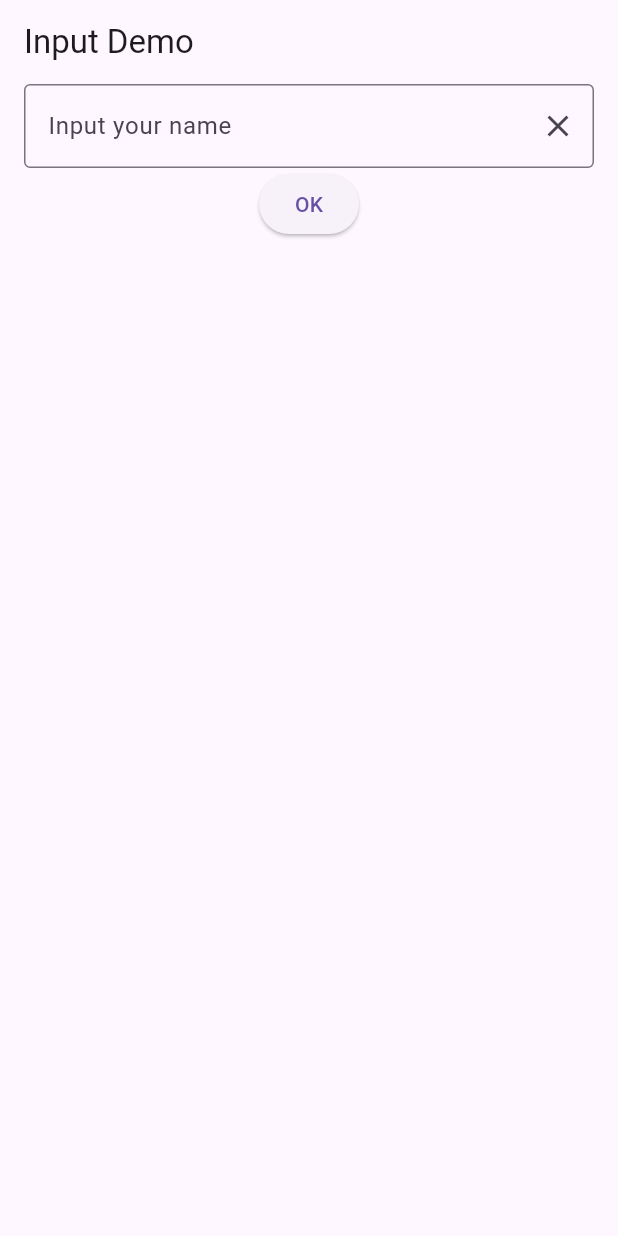
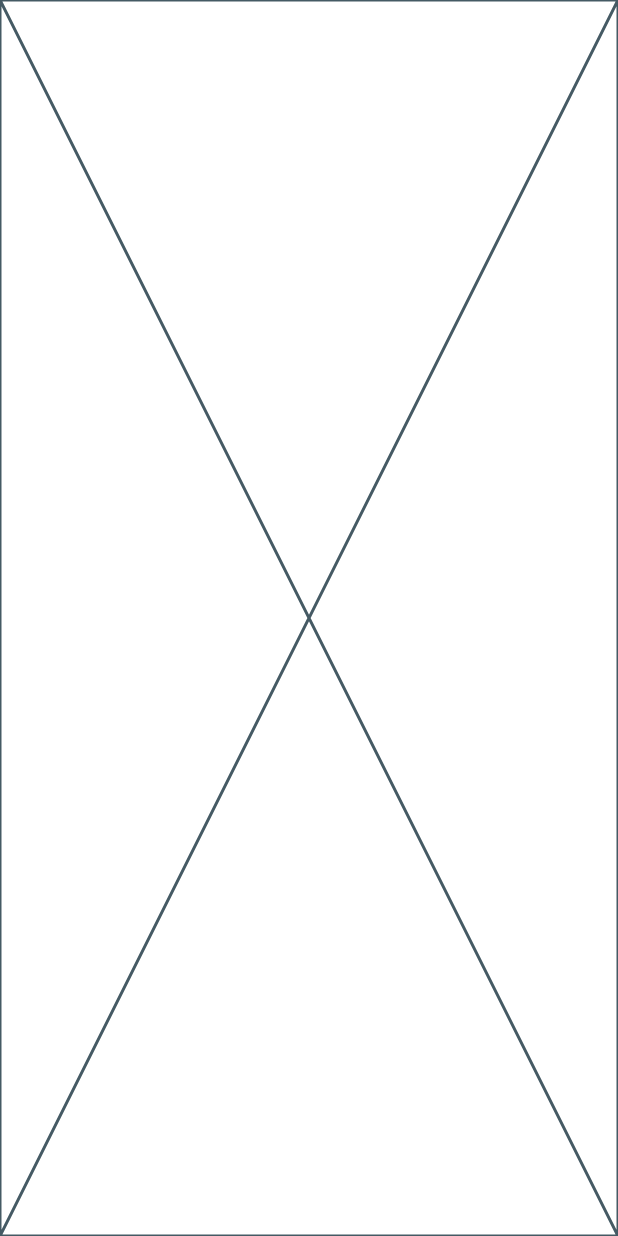
Before and after one commit to EchoOfHer/lab_4aug, a Flutter app: the screen it shows after launch, on a phone screen of 412 x 824 dp. Run offline on Flutter 3.47's test engine with Material 3 defaults, Android fonts, the phone set to English and light mode, and no system bars.

```diff
--- /dev/null
+++ b/lib/Lab-week4/Assignment_1.dart
@@ -0,0 +1,15 @@
+import 'package:flutter/material.dart';
+
+class Login extends StatefulWidget {
+  const Login({super.key});
+
+  @override
+  State<Login> createState() => _LoginState();
+}
+
+class _LoginState extends State<Login> {
+  @override
+  Widget build(BuildContext context) {
+    return const Placeholder();
+  }
+}
--- a/lib/main.dart
+++ b/lib/main.dart
@@ -1,7 +1,8 @@
 import 'package:flutter/material.dart';
+import 'package:lab_4aug/Lab-week4/Assignment_1.dart';
 //import 'package:lab_4aug/Lab-week4/basic.dart';
-import 'package:lab_4aug/Lab-week4/input_demo.dart'; //'./Lab-week4/basic.dart';
+// import 'package:lab_4aug/Lab-week4/input_demo.dart'; //'./Lab-week4/basic.dart';
 
 void main() {
-  runApp(MaterialApp(home: InputDemo(), debugShowCheckedModeBanner: false));
+  runApp(MaterialApp(home: Login(), debugShowCheckedModeBanner: false));
 }
```
